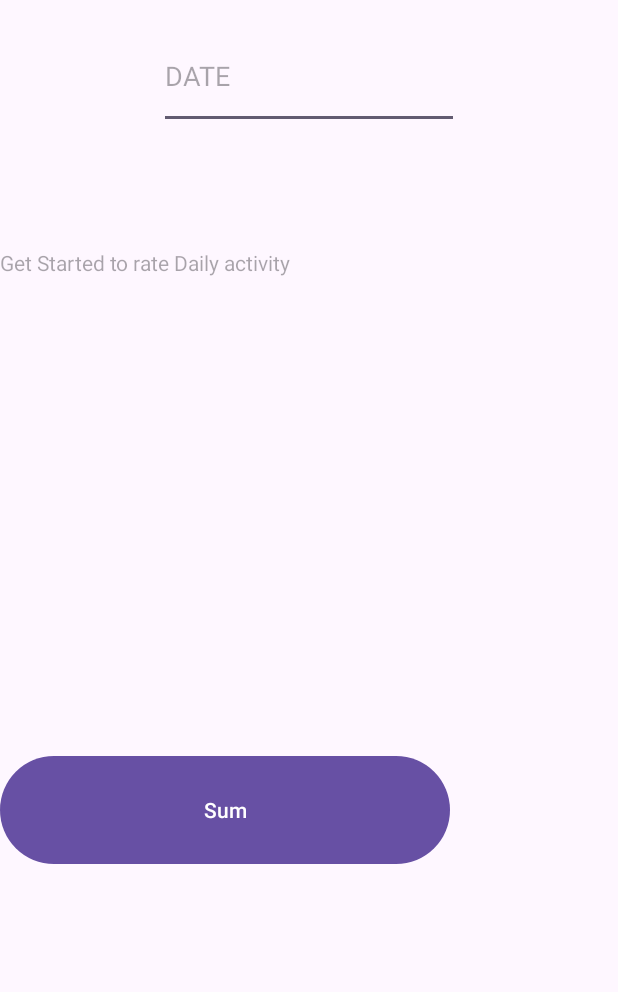
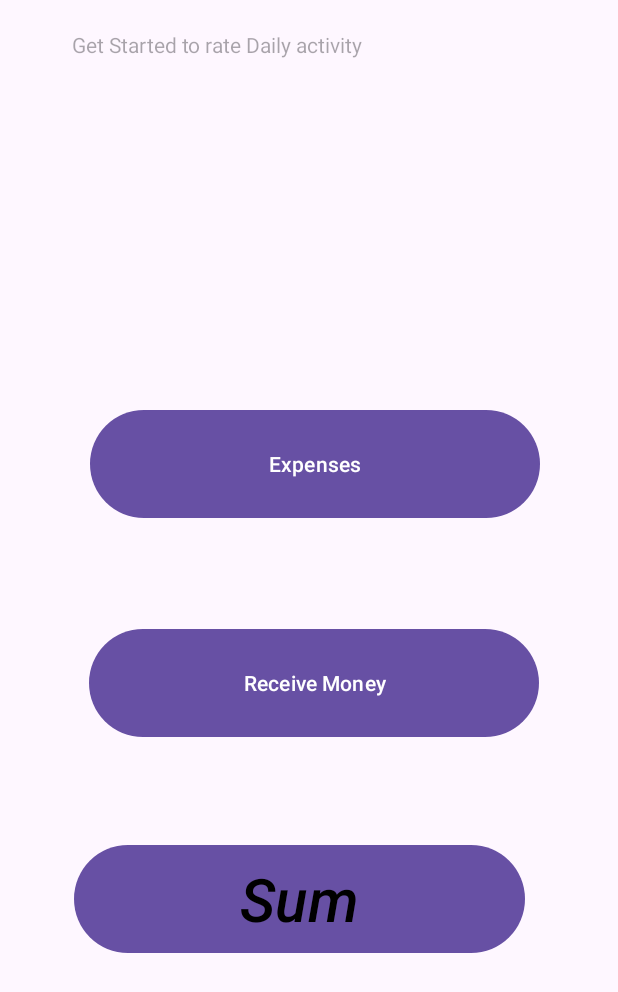
Before and after one commit to Alphonce08/balanceTool, an Android app: the screen it shows after launch (MainActivity), on a phone screen of 412 x 824 dp. Shown: the top 992 px of the screen. Run offline under Robolectric (Android 15) with nearby library versions, the phone set to English and light mode, and no system bars; our stand-ins replace Firebase (no records; nobody signed in at launch, a user with empty details on screens opened directly).

Commit message:
Expenses

```diff
--- a/app/src/main/java/com/example/balancetool/ExpensesActivity.kt
+++ b/app/src/main/java/com/example/balancetool/ExpensesActivity.kt
@@ -14,9 +14,6 @@ import com.google.firebase.storage.StorageReference
 class ExpensesActivity : AppCompatActivity() {
     lateinit var date:TextView
     lateinit var Elist:ListView
-    override fun onCreate(savedInstanceState: Bundle?) {
-        super.onCreate(savedInstanceState)
-        setContentView(R.layout.activity_expenses)
         class ExpensesActivity : AppCompatActivity() {
             lateinit var dateinput: TextView
             lateinit var listtable: ListView
@@ -80,4 +77,3 @@ class ExpensesActivity : AppCompatActivity() {
 
         }
     }
-}
--- a/app/src/main/res/layout/activity_main.xml
+++ b/app/src/main/res/layout/activity_main.xml
@@ -9,9 +9,12 @@
 
     <TextView
         android:id="@+id/mBtTxt"
-        android:layout_width="wrap_content"
-        android:layout_height="wrap_content"
-        android:layout_marginTop="165dp"
+        android:layout_width="300dp"
+        android:layout_height="200dp"
+        android:layout_alignParentStart="true"
+        android:layout_centerHorizontal="true"
+        android:layout_marginStart="48dp"
+        android:layout_marginTop="20dp"
         android:layout_marginBottom="166dp"
         android:hint="Get Started to rate Daily activity"
         app:layout_constraintEnd_toEndOf="parent"
@@ -19,37 +22,43 @@
         app:layout_constraintTop_toTopOf="parent" />
 
 
-    <EditText
-        android:id="@+id/mBeditDate"
-        android:layout_width="200dp"
-        android:layout_height="70dp"
-        android:layout_centerHorizontal="true"
-        android:layout_marginTop="16dp"
-        android:ems="10"
-        android:hint="DATE"
-        android:inputType="date"
-        app:layout_constraintTop_toTopOf="parent"
-        tools:layout_editor_absoluteX="69dp" />
-
-    <ListView
-        android:id="@+id/mListExpenses"
-        android:layout_width="409dp"
-        android:layout_height="130dp"
-        android:layout_centerHorizontal="true"
-        android:layout_marginTop="90dp"
-        android:transitionName="Income"
-        tools:layout_editor_absoluteX="1dp"
-        tools:layout_editor_absoluteY="125dp" />
-
     <Button
-        android:id="@+id/mBtnSum"
-        android:layout_centerHorizontal="true"
+        android:id="@+id/mBIncome"
         android:layout_width="300dp"
         android:layout_height="80dp"
         android:layout_alignParentStart="true"
         android:layout_alignParentTop="true"
+        android:layout_centerHorizontal="true"
+        android:layout_marginStart="59dp"
+        android:layout_marginTop="415dp"
+        android:text="Receive Money" />
+
+    <Button
+        android:id="@+id/mBExpenses"
+        android:layout_width="300dp"
+        android:layout_height="80dp"
+        android:layout_alignParentStart="true"
+        android:layout_alignParentTop="true"
+        android:layout_centerHorizontal="true"
+        android:layout_marginStart="60dp"
+        android:layout_marginTop="269dp"
+        android:text="Expenses" />
+
+    <Button
+        android:id="@+id/mBtnSum"
+        android:layout_width="300dp"
+        android:layout_height="80dp"
+        android:layout_alignParentStart="true"
+        android:layout_alignParentTop="true"
+        android:layout_alignParentEnd="true"
+        android:layout_centerHorizontal="true"
+        android:layout_marginStart="49dp"
+        android:layout_marginTop="559dp"
+        android:layout_marginEnd="62dp"
         android:text="Sum"
-        android:layout_marginTop="500dp"
+        android:textStyle="italic"
+        android:textSize="40sp"
+        android:textColor="@color/black"
         tools:layout_editor_absoluteX="129dp"
         tools:layout_editor_absoluteY="515dp" />
 
```
